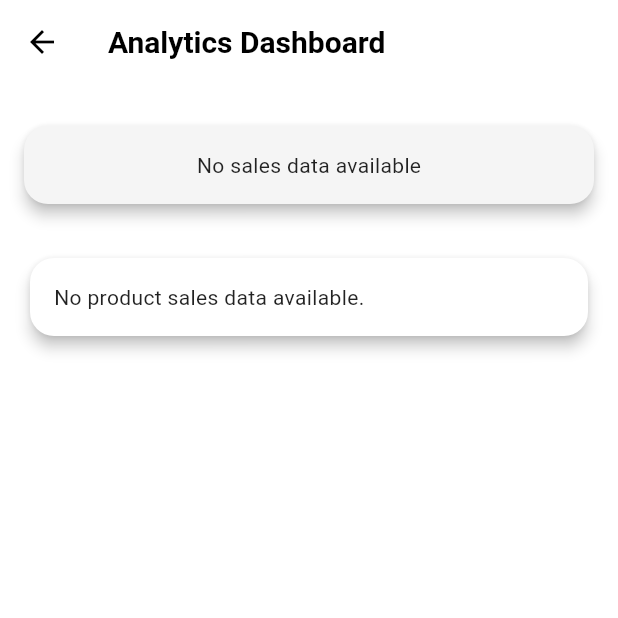
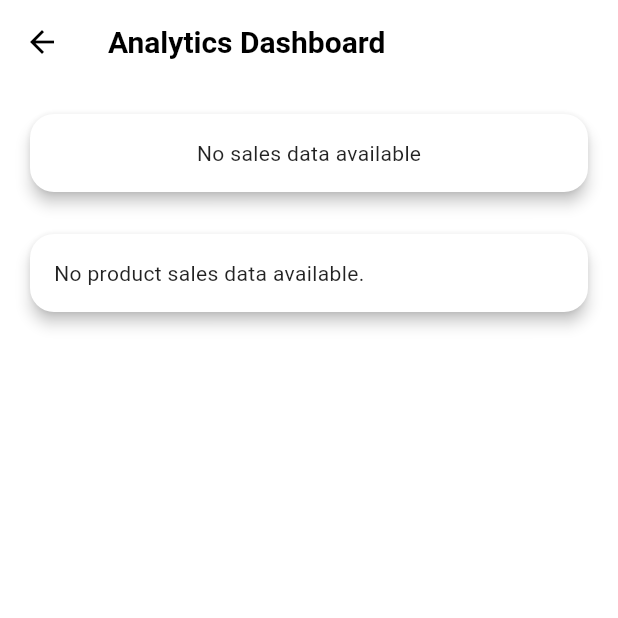
Before and after one commit to YuvanPrashanthG/smart_retail_erp, a Flutter app: the AnalyticsDashboardPage screen opened directly, on a phone screen of 412 x 824 dp, the top half of it. Run offline on Flutter 3.47's test engine with Material 3 defaults, Android fonts, the phone set to English and light mode, and no system bars; our stand-ins replace fl_chart, flutter_riverpod, supabase_flutter; accounts and stored records are empty.

Commit message:
corrected Charts

```diff
--- a/lib/features/analytics/widgets/sales_over_time_chart.dart
+++ b/lib/features/analytics/widgets/sales_over_time_chart.dart
@@ -35,8 +35,11 @@ class SalesOverTimeChart extends ConsumerWidget {
 
     return Card(
       elevation: 4,
-      margin: const EdgeInsets.symmetric(vertical: 12),
+
+
+
       shape: RoundedRectangleBorder(borderRadius: BorderRadius.circular(16)),
+      color: theme.cardColor,
       child: Padding(
         padding: const EdgeInsets.all(16.0),
         child: salesDataAsync.when(
```
